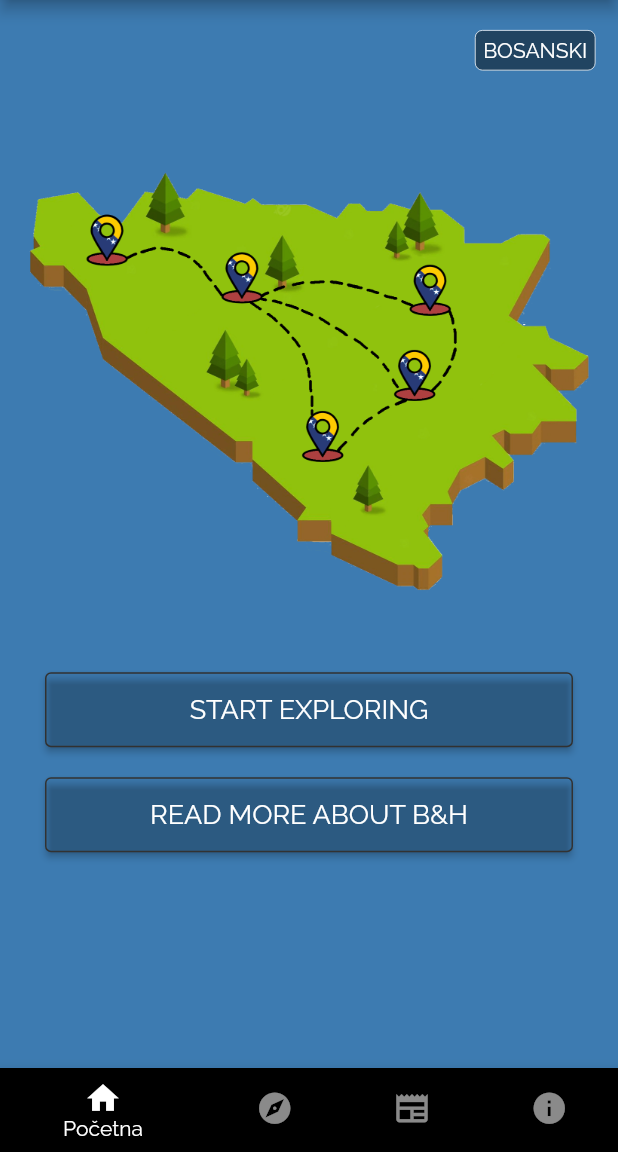
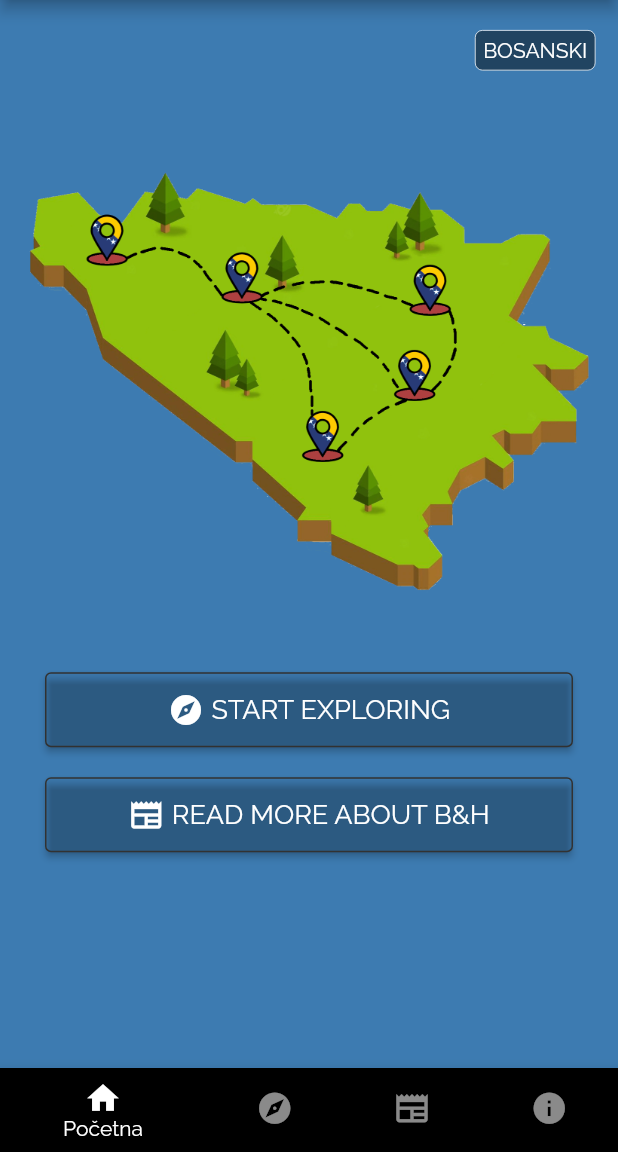
Before and after one commit to demac44/visitBiH-flutter, a Flutter app: the screen it shows after launch, on a phone screen of 412 x 824 dp, the part 84-1236 px from its top. Run offline on Flutter 3.47's test engine with Material 2 defaults, Android fonts, the phone set to English and light mode, and no system bars; our stand-ins replace carousel_slider, firebase_core, firebase_messaging, flutter_local_notifications, path_drawing, shared_preferences; accounts and stored records are empty.

Commit message:
Minor changes

```diff
--- a/lib/interactive_map.dart
+++ b/lib/interactive_map.dart
@@ -1,12 +1,9 @@
 import 'dart:ui' as ui;
-
 import 'package:flutter/material.dart';
 import 'package:path_drawing/path_drawing.dart';
 import 'package:visitbih_mobile/places.dart';
 import "main.dart";
 import 'places.dart';
-import "articles.dart";
-import 'about.dart';
 
 String region = "";
 String previousRegion = "";
@@ -146,6 +143,7 @@ class InteractiveMapPainter extends CustomPainter {
     canvas
       ..clipRect(Offset.zero & size)
       ..drawColor(const ui.Color.fromARGB(255, 74, 91, 138), BlendMode.src);
+    // ignore: prefer_typing_uninitialized_variables
     var selectedShape;
     for (var shape in _shapes) {
       final path = shape._transformedPath;
--- a/lib/main.dart
+++ b/lib/main.dart
@@ -198,11 +198,19 @@ class _HomeState extends State<Home> {
                     primary: const Color.fromARGB(0, 255, 255, 255),
                     side: const BorderSide(
                         width: 1.0, color: Color.fromARGB(255, 49, 49, 49))),
-                child: Text(
+                child: Row(
+                  crossAxisAlignment: CrossAxisAlignment.center,
+                  mainAxisAlignment: MainAxisAlignment.center,
+                  children: [
+                    const Icon(Icons.explore),
+                    const SizedBox(width: 5),
+                    Text(
                       language == "english"
                           ? "START EXPLORING"
                           : "ZAPOČNI ISTRAŽIVANJE",
                       style: const TextStyle(fontSize: 18),
+                    ),
+                  ],
                 ),
               ),
             ),
@@ -223,11 +231,19 @@ class _HomeState extends State<Home> {
                     primary: const Color.fromARGB(0, 255, 255, 255),
                     side: const BorderSide(
                         width: 1.0, color: Color.fromARGB(255, 50, 50, 50))),
-                child: Text(
+                child: Row(
+                  crossAxisAlignment: CrossAxisAlignment.center,
+                  mainAxisAlignment: MainAxisAlignment.center,
+                  children: [
+                    const Icon(Icons.newspaper),
+                    const SizedBox(width: 5),
+                    Text(
                       language == "english"
                           ? "READ MORE ABOUT B&H"
                           : "ČITAJ VIŠE O BIH",
                       style: const TextStyle(fontSize: 18),
+                    ),
+                  ],
                 ),
               ),
             ),
--- a/pubspec.yaml
+++ b/pubspec.yaml
@@ -19,8 +19,8 @@ dependencies:
   shared_preferences: ^2.0.15
   flutter_launcher_icons: ^0.9.3
   carousel_slider: ^4.1.1
-  firebase_core: ^1.17.1
-  firebase_messaging: ^11.4.1
+  firebase_core: ^1.18.0
+  firebase_messaging: ^11.4.2
   firebase_analytics: ^9.1.9
   flutter_local_notifications: ^9.6.1
 
```
Also changed, not shown: lib/about.dart (+16 -4 lines), lib/articles.dart (+34 -13 lines), pubspec.lock, 2 other files. Lines whose indentation alone changed are shown as unchanged.
